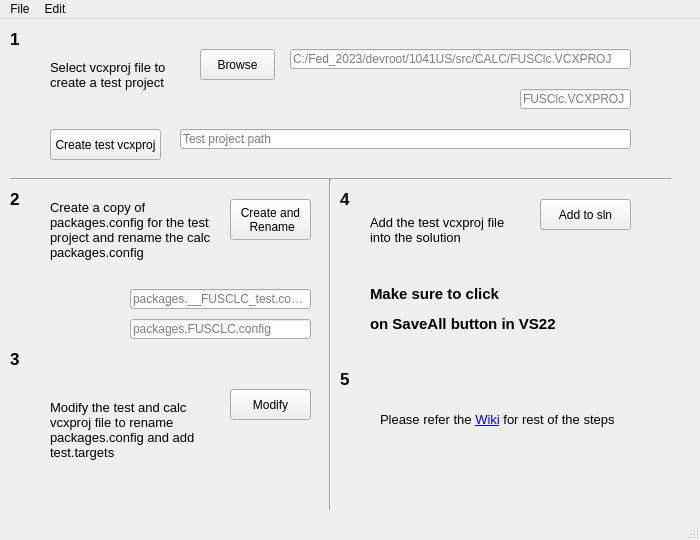
The window that Main.ui (PatelVishalTR/UnitTestHelper) describes before a commit, drawn with Qt 5.
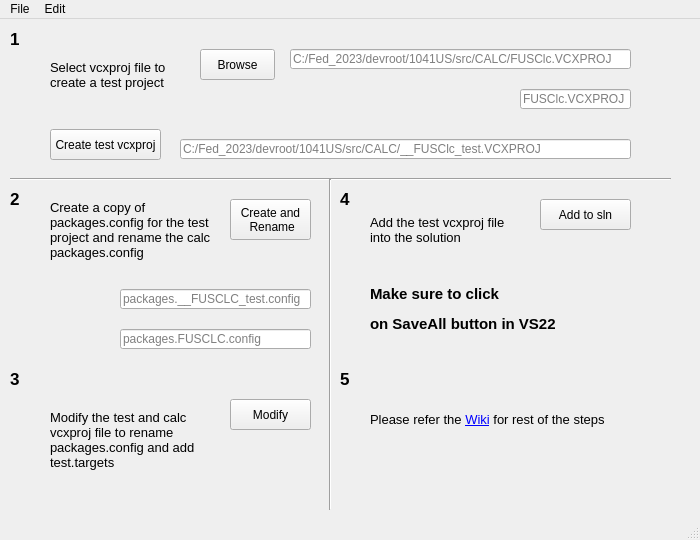
The same window after the commit.

Commit message: Create and Edit packages.config

Diff of the .ui file:
```diff
--- a/Main.ui
+++ b/Main.ui
@@ -121,7 +121,7 @@
     <property name="geometry">
      <rect>
       <x>180</x>
-      <y>110</y>
+      <y>120</y>
       <width>451</width>
       <height>20</height>
      </rect>
@@ -130,7 +130,7 @@
      <bool>true</bool>
     </property>
     <property name="placeholderText">
-     <string>Test project path</string>
+     <string>C:/Fed_2023/devroot/1041US/src/CALC/__FUSClc_test.VCXPROJ</string>
     </property>
    </widget>
    <widget class="Line" name="line">
@@ -150,7 +150,7 @@
     <property name="geometry">
      <rect>
       <x>50</x>
-      <y>350</y>
+      <y>360</y>
       <width>171</width>
       <height>121</height>
      </rect>
@@ -171,7 +171,7 @@
     <property name="geometry">
      <rect>
       <x>230</x>
-      <y>370</y>
+      <y>380</y>
       <width>81</width>
       <height>31</height>
      </rect>
@@ -224,7 +224,7 @@
     <property name="geometry">
      <rect>
       <x>10</x>
-      <y>330</y>
+      <y>350</y>
       <width>21</width>
       <height>21</height>
      </rect>
@@ -363,9 +363,9 @@
    <widget class="QLineEdit" name="le_TestPackagesConfigFileName">
     <property name="geometry">
      <rect>
-      <x>130</x>
+      <x>120</x>
       <y>270</y>
-      <width>181</width>
+      <width>191</width>
       <height>20</height>
      </rect>
     </property>
@@ -399,9 +399,9 @@
    <widget class="QLineEdit" name="le_CalcPackagesConfigFileName">
     <property name="geometry">
      <rect>
-      <x>130</x>
-      <y>300</y>
-      <width>181</width>
+      <x>120</x>
+      <y>310</y>
+      <width>191</width>
       <height>20</height>
      </rect>
     </property>
@@ -415,7 +415,7 @@
    <widget class="QLabel" name="label_13">
     <property name="geometry">
      <rect>
-      <x>380</x>
+      <x>370</x>
       <y>370</y>
       <width>251</width>
       <height>61</height>
```
Left out of the diff: 2 changed lines with no effect on the pictures. The commit also changes 2 other files.
